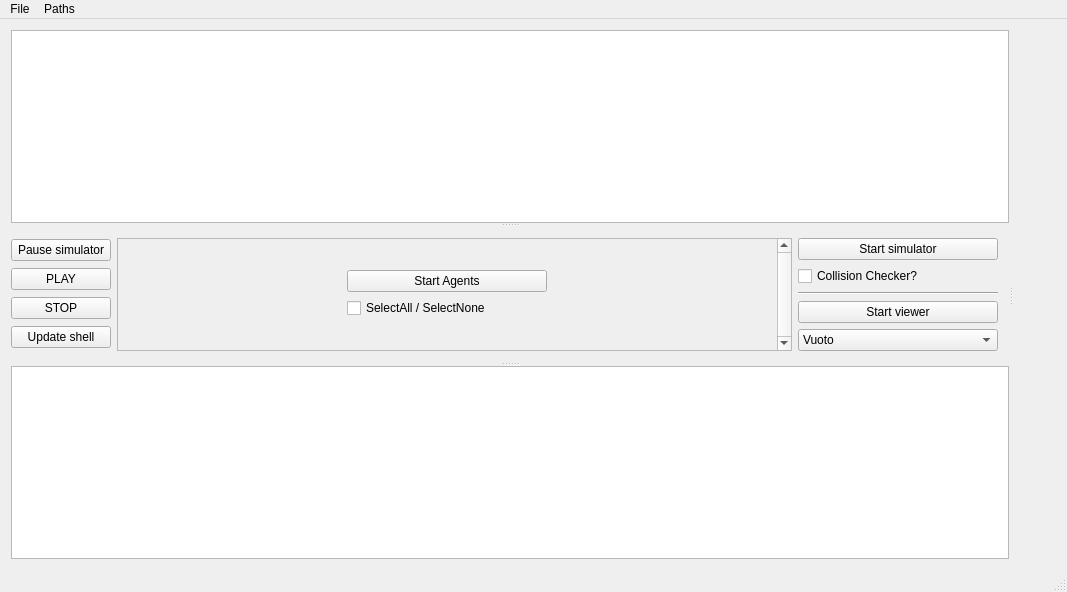
This is launcher/mainwindow.ui in MirkoFerrati/Ascari as Qt 5 draws it before an edit. The edited form follows.
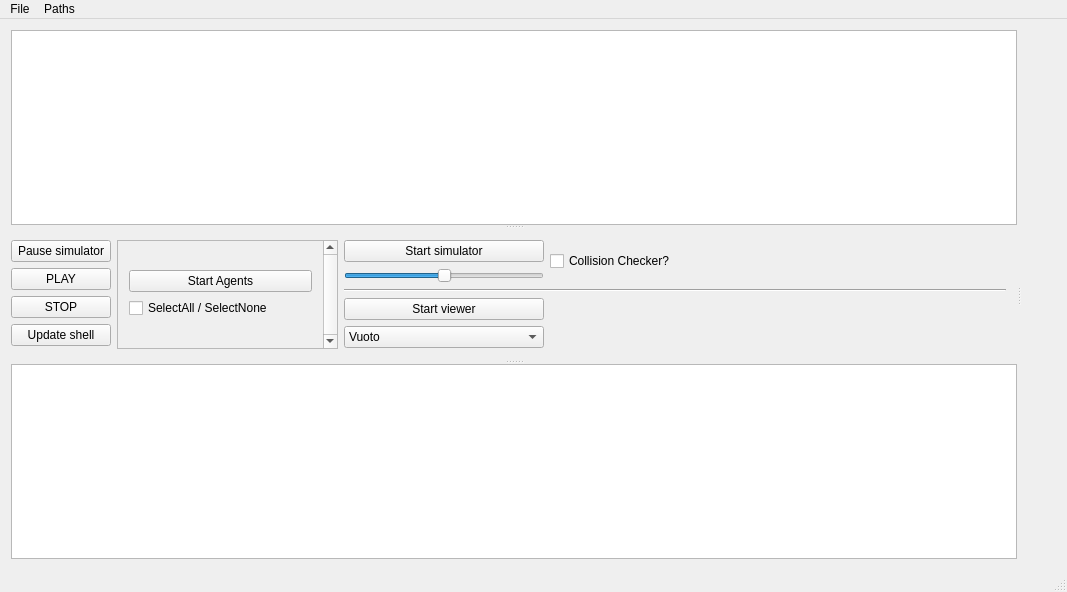
This is the edited form.

```diff
--- a/launcher/mainwindow.ui
+++ b/launcher/mainwindow.ui
@@ -211,7 +211,7 @@
               <x>0</x>
               <y>0</y>
               <width>209</width>
-              <height>130</height>
+              <height>141</height>
              </rect>
             </property>
             <property name="sizePolicy">
@@ -273,6 +273,10 @@
          <item>
           <layout class="QVBoxLayout" name="verticalLayout">
            <item>
+            <layout class="QHBoxLayout" name="horizontalLayout" stretch="0,1">
+             <item>
+              <layout class="QVBoxLayout" name="verticalLayout_3">
+               <item>
             <widget class="QPushButton" name="StartSimulator">
              <property name="sizePolicy">
               <sizepolicy hsizetype="MinimumExpanding" vsizetype="Fixed">
@@ -280,6 +284,12 @@
                <verstretch>0</verstretch>
               </sizepolicy>
              </property>
+                 <property name="minimumSize">
+                  <size>
+                   <width>200</width>
+                   <height>0</height>
+                  </size>
+                 </property>
              <property name="maximumSize">
               <size>
                <width>200</width>
@@ -292,11 +302,34 @@
             </widget>
            </item>
            <item>
+                <widget class="QSlider" name="speed">
+                 <property name="value">
+                  <number>50</number>
+                 </property>
+                 <property name="orientation">
+                  <enum>Qt::Horizontal</enum>
+                 </property>
+                 <property name="invertedAppearance">
+                  <bool>false</bool>
+                 </property>
+                 <property name="invertedControls">
+                  <bool>false</bool>
+                 </property>
+                 <property name="tickInterval">
+                  <number>0</number>
+                 </property>
+                </widget>
+               </item>
+              </layout>
+             </item>
+             <item>
             <widget class="QCheckBox" name="collisionEnabler">
              <property name="text">
               <string>Collision Checker?</string>
              </property>
             </widget>
+             </item>
+            </layout>
            </item>
            <item>
             <widget class="Line" name="line">
```
Lines whose indentation alone changed are shown as unchanged.
